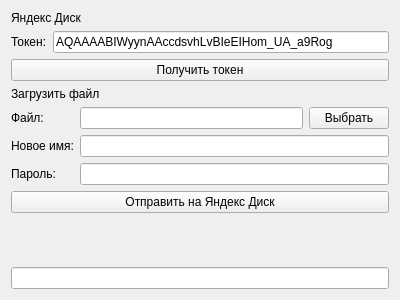
Qt form CryptoDome/yandexmodepanel.ui (TuzkoZ/CryptoDome) before a commit.
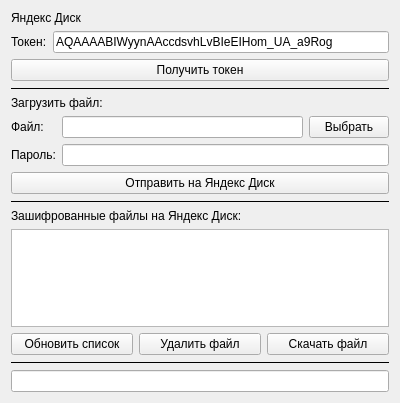
The same form after that commit.

```diff
--- a/CryptoDome/yandexmodepanel.ui
+++ b/CryptoDome/yandexmodepanel.ui
@@ -7,7 +7,7 @@
     <x>0</x>
     <y>0</y>
     <width>400</width>
-    <height>300</height>
+    <height>403</height>
    </rect>
   </property>
   <property name="windowTitle">
@@ -44,6 +44,16 @@
        </property>
       </widget>
      </item>
+     <item row="2" column="0" colspan="2">
+      <widget class="Line" name="line">
+       <property name="frameShadow">
+        <enum>QFrame::Plain</enum>
+       </property>
+       <property name="orientation">
+        <enum>Qt::Horizontal</enum>
+       </property>
+      </widget>
+     </item>
     </layout>
    </item>
    <item>
@@ -51,13 +61,6 @@
      <item row="2" column="1">
       <widget class="QLineEdit" name="leFilePath"/>
      </item>
-     <item row="5" column="0" colspan="3">
-      <widget class="QPushButton" name="btnUploadFile">
-       <property name="text">
-        <string>Отправить на Яндекс Диск</string>
-       </property>
-      </widget>
-     </item>
      <item row="2" column="0">
       <widget class="QLabel" name="label_4">
        <property name="text">
@@ -68,7 +71,14 @@
      <item row="0" column="0" colspan="3">
       <widget class="QLabel" name="label_3">
        <property name="text">
-        <string>Загрузить файл</string>
+        <string>Загрузить файл:</string>
+       </property>
+      </widget>
+     </item>
+     <item row="4" column="0" colspan="3">
+      <widget class="QPushButton" name="btnUploadFile">
+       <property name="text">
+        <string>Отправить на Яндекс Диск</string>
        </property>
       </widget>
      </item>
@@ -80,26 +90,71 @@
       </widget>
      </item>
      <item row="3" column="1" colspan="2">
-      <widget class="QLineEdit" name="leNewFileName"/>
-     </item>
-     <item row="3" column="0">
-      <widget class="QLabel" name="label_5">
-       <property name="text">
-        <string>Новое имя:</string>
-       </property>
-      </widget>
-     </item>
-     <item row="4" column="0">
-      <widget class="QLabel" name="label_6">
-       <property name="text">
-        <string>Пароль:</string>
-       </property>
-      </widget>
-     </item>
-     <item row="4" column="1" colspan="2">
       <widget class="QLineEdit" name="lePassword">
        <property name="maxLength">
         <number>32</number>
+       </property>
+      </widget>
+     </item>
+     <item row="3" column="0">
+      <widget class="QLabel" name="label_6">
+       <property name="text">
+        <string>Пароль:</string>
+       </property>
+      </widget>
+     </item>
+    </layout>
+   </item>
+   <item>
+    <layout class="QGridLayout" name="gridLayout_3">
+     <item row="1" column="0" colspan="3">
+      <widget class="Line" name="line_2">
+       <property name="frameShadow">
+        <enum>QFrame::Plain</enum>
+       </property>
+       <property name="orientation">
+        <enum>Qt::Horizontal</enum>
+       </property>
+      </widget>
+     </item>
+     <item row="2" column="0" colspan="3">
+      <widget class="QLabel" name="label_7">
+       <property name="text">
+        <string>Зашифрованные файлы на Яндекс Диск:</string>
+       </property>
+      </widget>
+     </item>
+     <item row="4" column="1">
+      <widget class="QPushButton" name="btnDelete">
+       <property name="text">
+        <string>Удалить файл</string>
+       </property>
+      </widget>
+     </item>
+     <item row="4" column="0">
+      <widget class="QPushButton" name="btnUpdate">
+       <property name="text">
+        <string>Обновить список</string>
+       </property>
+      </widget>
+     </item>
+     <item row="3" column="0" colspan="3">
+      <widget class="QTableView" name="tvFileList"/>
+     </item>
+     <item row="4" column="2">
+      <widget class="QPushButton" name="btnDownload">
+       <property name="text">
+        <string>Скачать файл</string>
+       </property>
+      </widget>
+     </item>
+     <item row="5" column="0" colspan="3">
+      <widget class="Line" name="line_3">
+       <property name="frameShadow">
+        <enum>QFrame::Plain</enum>
+       </property>
+       <property name="orientation">
+        <enum>Qt::Horizontal</enum>
        </property>
       </widget>
      </item>
```
